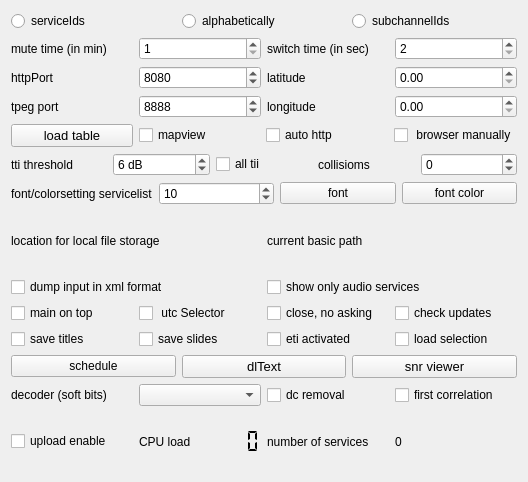
First picture: the form in sources/main/forms-v7/config-helper.ui, repository JvanKatwijk/qt-dab, before the edit.
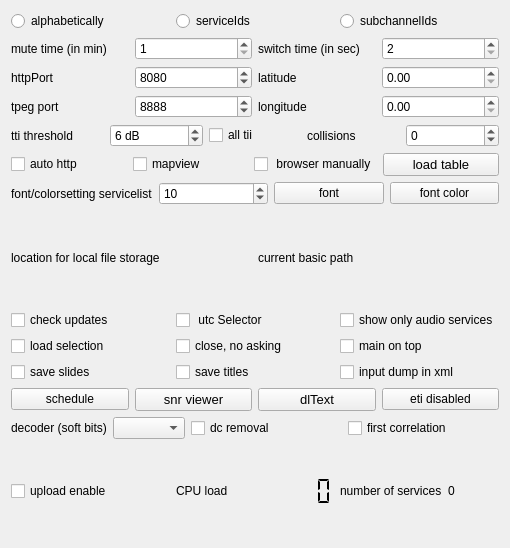
Second picture: the form after the edit. Custom widgets are drawn as their Qt base class.

Commit message: redesign config window

Patch:
```diff
--- a/sources/main/forms-v7/config-helper.ui
+++ b/sources/main/forms-v7/config-helper.ui
@@ -6,8 +6,8 @@
    <rect>
     <x>0</x>
     <y>0</y>
-    <width>528</width>
-    <height>482</height>
+    <width>510</width>
+    <height>548</height>
    </rect>
   </property>
   <property name="windowTitle">
@@ -19,16 +19,6 @@
   <layout class="QVBoxLayout" name="verticalLayout">
    <item>
     <layout class="QHBoxLayout" name="horizontalLayout_8">
-     <item>
-      <widget class="QRadioButton" name="orderServiceIds">
-       <property name="text">
-        <string>serviceIds</string>
-       </property>
-       <attribute name="buttonGroup">
-        <string notr="true">buttonGroup</string>
-       </attribute>
-      </widget>
-     </item>
      <item>
       <widget class="QRadioButton" name="orderAlfabetical">
        <property name="text">
@@ -39,6 +29,16 @@
        </attribute>
       </widget>
      </item>
+     <item>
+      <widget class="QRadioButton" name="orderServiceIds">
+       <property name="text">
+        <string>serviceIds</string>
+       </property>
+       <attribute name="buttonGroup">
+        <string notr="true">buttonGroup</string>
+       </attribute>
+      </widget>
+     </item>
      <item>
       <widget class="QRadioButton" name="ordersubChannelIds">
        <property name="text">
@@ -52,7 +52,9 @@
     </layout>
    </item>
    <item>
-    <layout class="QHBoxLayout" name="horizontalLayout_4">
+    <layout class="QHBoxLayout" name="horizontalLayout_6">
+     <item>
+      <layout class="QHBoxLayout" name="horizontalLayout_2">
      <item>
       <widget class="QLabel" name="label">
        <property name="toolTip">
@@ -73,6 +75,10 @@
        </property>
       </widget>
      </item>
+      </layout>
+     </item>
+     <item>
+      <layout class="QHBoxLayout" name="horizontalLayout_4">
      <item>
       <widget class="QLabel" name="label_2">
        <property name="toolTip">
@@ -98,6 +104,8 @@
      </item>
     </layout>
    </item>
+    </layout>
+   </item>
    <item>
     <layout class="QGridLayout" name="gridLayout_2">
      <item row="0" column="0">
@@ -181,56 +189,7 @@
     </layout>
    </item>
    <item>
-    <layout class="QHBoxLayout" name="horizontalLayout_12">
-     <item>
-      <widget class="smallPushButton" name="loadTableButton">
-       <property name="font">
-        <font>
-         <pointsize>10</pointsize>
-        </font>
-       </property>
-       <property name="toolTip">
-        <string>&lt;html&gt;&lt;head/&gt;&lt;body&gt;&lt;p&gt;Touching this button will instruct the software to load a fresh database. Note that this only works if either the software is precompiled or you have installed the small library as discussed in the installation instructions.&lt;/p&gt;&lt;/body&gt;&lt;/html&gt;</string>
-       </property>
-       <property name="text">
-        <string>load table</string>
-       </property>
-      </widget>
-     </item>
-     <item>
-      <widget class="QCheckBox" name="mapViewSelector">
-       <property name="toolTip">
-        <string>&lt;html&gt;&lt;head/&gt;&lt;body&gt;&lt;p&gt;When set, the software is instructed to start an EPG processor when an EPG service is detected on starting an ensemble.&lt;/p&gt;&lt;/body&gt;&lt;/html&gt;</string>
-       </property>
-       <property name="text">
-        <string>mapview</string>
-       </property>
-      </widget>
-     </item>
-     <item>
-      <widget class="QCheckBox" name="auto_http">
-       <property name="toolTip">
-        <string>&lt;html&gt;&lt;head/&gt;&lt;body&gt;&lt;p&gt;If enabled, the software will (try to) start the http handler on program start up&lt;/p&gt;&lt;/body&gt;&lt;/html&gt;</string>
-       </property>
-       <property name="text">
-        <string>auto http</string>
-       </property>
-      </widget>
-     </item>
-     <item>
-      <widget class="QCheckBox" name="localBrowserSelector">
-       <property name="toolTip">
-        <string>&lt;html&gt;&lt;head/&gt;&lt;body&gt;&lt;p&gt;Set in the configuration that on starting the http service a browser will have to be started manually. By default  browser starts automaticall when the http button is set. Effective immediately&lt;/p&gt;&lt;p&gt;&lt;br/&gt;&lt;/p&gt;&lt;/body&gt;&lt;/html&gt;</string>
-       </property>
-       <property name="text">
-        <string> browser manually</string>
-       </property>
-      </widget>
-     </item>
-    </layout>
-   </item>
-   <item>
-    <layout class="QHBoxLayout" name="horizontalLayout_17">
+    <layout class="QHBoxLayout" name="horizontalLayout">
      <item>
       <widget class="QLabel" name="label_4">
        <property name="text">
@@ -267,7 +226,7 @@
      <item>
       <widget class="QLabel" name="label_9">
        <property name="text">
-        <string>collisioms</string>
+        <string>collisions</string>
        </property>
       </widget>
      </item>
@@ -287,7 +246,56 @@
     </layout>
    </item>
    <item>
-    <layout class="QHBoxLayout" name="horizontalLayout_2">
+    <layout class="QHBoxLayout" name="horizontalLayout_17">
+     <item>
+      <widget class="QCheckBox" name="auto_http">
+       <property name="toolTip">
+        <string>&lt;html&gt;&lt;head/&gt;&lt;body&gt;&lt;p&gt;If enabled, the software will (try to) start the http handler on program start up&lt;/p&gt;&lt;/body&gt;&lt;/html&gt;</string>
+       </property>
+       <property name="text">
+        <string>auto http</string>
+       </property>
+      </widget>
+     </item>
+     <item>
+      <widget class="QCheckBox" name="mapViewSelector">
+       <property name="toolTip">
+        <string>&lt;html&gt;&lt;head/&gt;&lt;body&gt;&lt;p&gt;When set, the software is instructed to start an EPG processor when an EPG service is detected on starting an ensemble.&lt;/p&gt;&lt;/body&gt;&lt;/html&gt;</string>
+       </property>
+       <property name="text">
+        <string>mapview</string>
+       </property>
+      </widget>
+     </item>
+     <item>
+      <widget class="QCheckBox" name="localBrowserSelector">
+       <property name="toolTip">
+        <string>&lt;html&gt;&lt;head/&gt;&lt;body&gt;&lt;p&gt;Set in the configuration that on starting the http service a browser will have to be started manually. By default  browser starts automaticall when the http button is set. Effective immediately&lt;/p&gt;&lt;p&gt;&lt;br/&gt;&lt;/p&gt;&lt;/body&gt;&lt;/html&gt;</string>
+       </property>
+       <property name="text">
+        <string> browser manually</string>
+       </property>
+      </widget>
+     </item>
+     <item>
+      <widget class="smallPushButton" name="loadTableButton">
+       <property name="font">
+        <font>
+         <pointsize>10</pointsize>
+        </font>
+       </property>
+       <property name="toolTip">
+        <string>&lt;html&gt;&lt;head/&gt;&lt;body&gt;&lt;p&gt;Touching this button will instruct the software to load a fresh database. Note that this only works if either the software is precompiled or you have installed the small library as discussed in the installation instructions.&lt;/p&gt;&lt;/body&gt;&lt;/html&gt;</string>
+       </property>
+       <property name="text">
+        <string>load table</string>
+       </property>
+      </widget>
+     </item>
+    </layout>
+   </item>
+   <item>
+    <layout class="QHBoxLayout" name="horizontalLayout_5">
      <item>
       <widget class="QLabel" name="fontLabel">
        <property name="text">
@@ -334,7 +342,7 @@
     </layout>
    </item>
    <item>
-    <layout class="QHBoxLayout" name="horizontalLayout_5">
+    <layout class="QHBoxLayout" name="horizontalLayout_16">
      <item>
       <widget class="QLabel" name="storageLabel">
        <property name="text">
@@ -351,39 +359,15 @@
      </item>
     </layout>
    </item>
-   <item>
-    <layout class="QHBoxLayout" name="horizontalLayout_11">
-     <item>
-      <widget class="QCheckBox" name="dumpmodeSelector">
-       <property name="toolTip">
-        <string>&lt;html&gt;&lt;head/&gt;&lt;body&gt;&lt;p&gt;The dump facility is changed. Dumping the input samples is now centralized (use the right hand mouse button on the ensemblename left top of the main widget).&lt;/p&gt;&lt;p&gt;If selected the dump will be in xml format (but of course only if the device supports that)&lt;/p&gt;&lt;p&gt;otherwise an &amp;quot;wav&amp;quot; file will be generated.&lt;/p&gt;&lt;/body&gt;&lt;/html&gt;</string>
-       </property>
-       <property name="text">
-        <string>dump input in xml format</string>
-       </property>
-      </widget>
-     </item>
-     <item>
-      <widget class="QCheckBox" name="audioServices_only">
-       <property name="toolTip">
-        <string>&lt;html&gt;&lt;head/&gt;&lt;body&gt;&lt;p&gt;Many ensembles contain both audio and data services (e.g. TPEG, EPG). If selected here, only audio services and  the EPG service if part of the ensemble will be shown in the services list&lt;/p&gt;&lt;/body&gt;&lt;/html&gt;</string>
-       </property>
-       <property name="text">
-        <string>show only audio services</string>
-       </property>
-      </widget>
-     </item>
-    </layout>
-   </item>
    <item>
     <layout class="QGridLayout" name="gridLayout">
      <item row="0" column="0">
-      <widget class="QCheckBox" name="onTop">
+      <widget class="QCheckBox" name="updateChecker">
        <property name="toolTip">
         <string>&lt;html&gt;&lt;head/&gt;&lt;body&gt;&lt;p&gt;Set in the configuration whether or not the main widget should ALWAYS be op top. Note that setting will be applied the next time the program will start.&lt;/p&gt;&lt;p&gt;Note further that in Windows a problem may occur: a warning message might be invisible, hidden by the main widget op top.&lt;/p&gt;&lt;/body&gt;&lt;/html&gt;</string>
        </property>
        <property name="text">
-        <string>main on top</string>
+        <string>check updates</string>
        </property>
       </widget>
      </item>
@@ -398,6 +382,26 @@
       </widget>
      </item>
      <item row="0" column="2">
+      <widget class="QCheckBox" name="audioServices_only">
+       <property name="toolTip">
+        <string>&lt;html&gt;&lt;head/&gt;&lt;body&gt;&lt;p&gt;Many ensembles contain both audio and data services (e.g. TPEG, EPG). If selected here, only audio services and  the EPG service if part of the ensemble will be shown in the services list&lt;/p&gt;&lt;/body&gt;&lt;/html&gt;</string>
+       </property>
+       <property name="text">
+        <string>show only audio services</string>
+       </property>
+      </widget>
+     </item>
+     <item row="1" column="0">
+      <widget class="QCheckBox" name="loadSelection_selector">
+       <property name="toolTip">
+        <string>&lt;html&gt;&lt;head/&gt;&lt;body&gt;&lt;p&gt;If this selector is set, the list of services is loaded from a user defined file. If loading from such a file fails, the software will load the list from the default file.&lt;/p&gt;&lt;/body&gt;&lt;/html&gt;</string>
+       </property>
+       <property name="text">
+        <string>load selection</string>
+       </property>
+      </widget>
+     </item>
+     <item row="1" column="1">
       <widget class="QCheckBox" name="closeDirect_selector">
        <property name="toolTip">
         <string>&lt;html&gt;&lt;head/&gt;&lt;body&gt;&lt;p&gt;If you are bored with the explicit request to stop, touch this one, and stopping is direct&lt;/p&gt;&lt;/body&gt;&lt;/html&gt;</string>
@@ -407,27 +411,17 @@
        </property>
       </widget>
      </item>
-     <item row="0" column="3">
-      <widget class="QCheckBox" name="updateChecker">
+     <item row="1" column="2">
+      <widget class="QCheckBox" name="onTop">
        <property name="toolTip">
         <string>&lt;html&gt;&lt;head/&gt;&lt;body&gt;&lt;p&gt;If this selector is set, the list of services is stored in a user defined file.&lt;/p&gt;&lt;/body&gt;&lt;/html&gt;</string>
        </property>
        <property name="text">
-        <string>check updates</string>
+        <string>main on top</string>
        </property>
       </widget>
      </item>
-     <item row="1" column="0">
-      <widget class="QCheckBox" name="saveTitlesSelector">
-       <property name="toolTip">
-        <string>&lt;html&gt;&lt;head/&gt;&lt;body&gt;&lt;p&gt;Having this selector set instructs the software to apply the so called DL2 rules to the dynamic label text. When DL2 is recognized in the forming of the dynamic label text, the titles of songs can be separated from the dynamic label and stored in a file in the Qt-DAB-files folder&lt;/p&gt;&lt;/body&gt;&lt;/html&gt;</string>
-       </property>
-       <property name="text">
-        <string>save titles</string>
-       </property>
-      </widget>
-     </item>
-     <item row="1" column="1">
+     <item row="2" column="0">
       <widget class="QCheckBox" name="saveSlides">
        <property name="toolTip">
         <string>&lt;html&gt;&lt;head/&gt;&lt;body&gt;&lt;p&gt;If set, slides (pictures) appearing during transmissions are being saved&lt;/p&gt;&lt;/body&gt;&lt;/html&gt;</string>
@@ -437,30 +431,30 @@
        </property>
       </widget>
      </item>
-     <item row="1" column="2">
-      <widget class="QCheckBox" name="etiActivated_selector">
+     <item row="2" column="1">
+      <widget class="QCheckBox" name="saveTitlesSelector">
        <property name="toolTip">
         <string>&lt;html&gt;&lt;head/&gt;&lt;body&gt;&lt;p&gt;eti files can be generated by Qt-DAB-5.x. Since generating an eti file from an ensemble seems incompatible with scanning, the scan button is replaced by an &amp;quot;eti&amp;quot; button when eti is activated.&lt;/p&gt;&lt;p&gt;&lt;span style=&quot; font-weight:700;&quot;&gt;Note that building up an eti file requires quite some resources.&lt;/span&gt;&lt;/p&gt;&lt;p&gt;If eti is activated, the scanButton is replaced by the etiButton. Touching that button shows a fileselection menu, after selecting a file the content of the ensemble is sent in eti format to the file. The eti session stops when (a) the eti button is touched again, (b) switching to another channel or (c) disabling eti by unchecking the checkbox.&lt;/p&gt;&lt;p&gt;&lt;br/&gt;&lt;/p&gt;&lt;/body&gt;&lt;/html&gt;</string>
        </property>
        <property name="text">
-        <string>eti activated</string>
+        <string>save titles</string>
        </property>
       </widget>
      </item>
-     <item row="1" column="3">
-      <widget class="QCheckBox" name="loadSelection_selector">
+     <item row="2" column="2">
+      <widget class="QCheckBox" name="dumpmodeSelector">
        <property name="toolTip">
         <string>&lt;html&gt;&lt;head/&gt;&lt;body&gt;&lt;p&gt;If this selector is set, the list of services is loaded from a user defined file. If loading from such a file fails, the software will load the list from the default file.&lt;/p&gt;&lt;/body&gt;&lt;/html&gt;</string>
        </property>
        <property name="text">
-        <string>load selection</string>
+        <string>input dump in xml</string>
        </property>
       </widget>
      </item>
     </layout>
    </item>
    <item>
-    <layout class="QHBoxLayout" name="horizontalLayout_14">
+    <layout class="QHBoxLayout" name="horizontalLayout_18">
      <item>
       <widget class="smallPushButton" name="scheduleButton">
        <property name="toolTip">
@@ -471,21 +465,6 @@
        </property>
       </widget>
      </item>
-     <item>
-      <widget class="smallPushButton" name="dlTextButton">
-       <property name="font">
-        <font>
-         <pointsize>10</pointsize>
-        </font>
-       </property>
-       <property name="toolTip">
-        <string>&lt;html&gt;&lt;head/&gt;&lt;body&gt;&lt;p&gt;Save the lines of text that appear as dynamic label&lt;/p&gt;&lt;/body&gt;&lt;/html&gt;</string>
-       </property>
-       <property name="text">
-        <string>dlText</string>
-       </property>
-      </widget>
-     </item>
      <item>
       <widget class="smallPushButton" name="snrButton">
        <property name="sizePolicy">
@@ -508,11 +487,38 @@
        </property>
       </widget>
      </item>
+     <item>
+      <widget class="smallPushButton" name="dlTextButton">
+       <property name="font">
+        <font>
+         <pointsize>10</pointsize>
+        </font>
+       </property>
+       <property name="toolTip">
+        <string>&lt;html&gt;&lt;head/&gt;&lt;body&gt;&lt;p&gt;Save the lines of text that appear as dynamic label&lt;/p&gt;&lt;/body&gt;&lt;/html&gt;</string>
+       </property>
+       <property name="text">
+        <string>dlText</string>
+       </property>
+      </widget>
+     </item>
+     <item>
+      <widget class="smallPushButton" name="etiButton">
+       <property name="toolTip">
+        <string>&lt;html&gt;&lt;head/&gt;&lt;body&gt;&lt;p&gt;Qt_DAB supports creating an ETI file from the input. &lt;/p&gt;&lt;p&gt;This button enables or disables ETI. Since scanning does not make much sense when creating an ETI file, the function of the scan button is - if ETI is enabled - modified to starting and stopping with the actual ETI generation.&lt;/p&gt;&lt;/body&gt;&lt;/html&gt;</string>
+       </property>
+       <property name="text">
+        <string>eti disabled</string>
+       </property>
+      </widget>
+     </item>
     </layout>
    </item>
    <item>
     <layout class="QHBoxLayout" name="horizontalLayout_9">
      <item>
+      <layout class="QHBoxLayout" name="horizontalLayout_10">
+       <item>
       <widget class="QLabel" name="decoderLabel">
        <property name="text">
         <string>decoder (soft bits)</string>
@@ -526,6 +532,8 @@
        </property>
       </widget>
      </item>
+      </layout>
+     </item>
      <item>
       <widget class="QCheckBox" name="dcRemovalSelector">
        <property name="toolTip">
@@ -549,7 +557,7 @@
     </layout>
    </item>
    <item>
-    <layout class="QHBoxLayout" name="horizontalLayout_6">
+    <layout class="QHBoxLayout" name="horizontalLayout_14">
      <item>
       <widget class="QCheckBox" name="upload_selector">
        <property name="toolTip">
@@ -561,7 +569,7 @@
       </widget>
      </item>
      <item>
-      <layout class="QHBoxLayout" name="horizontalLayout">
+      <layout class="QHBoxLayout" name="horizontalLayout_12">
        <item>
         <widget class="QLabel" name="cpuLabel">
          <property name="toolTip">
@@ -588,6 +596,8 @@
       </layout>
      </item>
      <item>
+      <layout class="QHBoxLayout" name="horizontalLayout_11">
+       <item>
       <widget class="QLabel" name="nrServicesLabel">
        <property name="text">
         <string>number of services</string>
@@ -603,6 +613,8 @@
         <string>0</string>
        </property>
       </widget>
+       </item>
+      </layout>
      </item>
     </layout>
    </item>
```
Left out of the diff: 54 changed lines with no effect on the pictures. Lines whose indentation alone changed are shown as unchanged. The commit also changes 11 other files.
